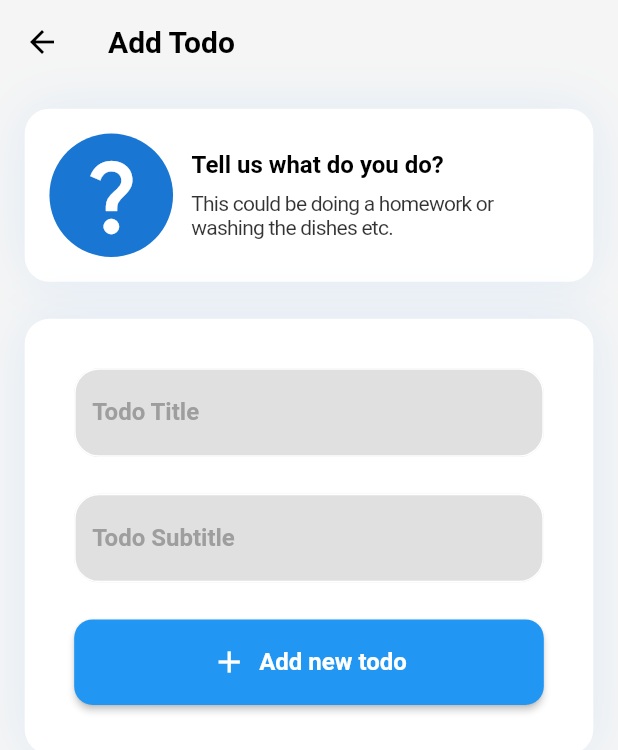
After one commit to akaanuzman/todo_app, a Flutter app: the AddTodoView screen opened directly, on a phone screen of 412 x 824 dp. The commit adds this screen. Shown: the top 750 px of the screen. Run offline on Flutter 3.47's test engine with Material 2 defaults, Android fonts, the phone set to English and light mode, and no system bars; our stand-ins replace animate_do, flutter_secure_storage, shimmer_animation; missing offline and left inert: async_button; accounts and stored records are empty; generated files the repository leaves out were written again.

Commit message:
add todo ui was complated.

```diff
--- a/assets/langs/app_en.arb
+++ b/assets/langs/app_en.arb
@@ -27,5 +27,10 @@
     "areYouSure": "Are you sure?",
     "logoutAlertContent": "You will be logged out of your session.\nAre u sure?",
     "yesButton": "YES",
-    "noButton": "NO"
+    "noButton": "NO",
+    "addTodoTitle": "Tell us what do you do?",
+    "addTodoSubtitle": "This could be doing a homework or washing the dishes etc.",
+    "todoTitleLabel": "Todo Title",
+    "todoSubtitleLabel": "Todo Subtitle",
+    "addNewTodoButton": "Add new todo"
 }
--- a/lib/products/views/common/navbar_view.dart
+++ b/lib/products/views/common/navbar_view.dart
@@ -6,9 +6,17 @@ import '../../../core/base/base_singleton.dart';
 import '../../../core/extensions/ui_extensions.dart';
 import '../../../uikit/decoration/special_container_decoration.dart';
 import '../../viewmodels/navbar_view_model.dart';
+import '../home/add_todo_view.dart';
 
 class NavbarView extends StatelessWidget with BaseSingleton {
   const NavbarView({super.key});
+
+  _goToAddTodoPage(BuildContext context) => Navigator.push(
+        context,
+        MaterialPageRoute(
+          builder: (context) => const AddTodoView(),
+        ),
+      );
 
   @override
   Widget build(BuildContext context) {
@@ -60,7 +68,7 @@ class NavbarView extends StatelessWidget with BaseSingleton {
   FloatingActionButton _fabButton(BuildContext context) {
     return FloatingActionButton(
       tooltip: AppLocalizations.of(context)!.addTodo,
-      onPressed: () {},
+      onPressed: () => _goToAddTodoPage(context),
       child: icons.addTodo,
     );
   }
--- /dev/null
+++ b/lib/products/views/home/add_todo_view.dart
@@ -0,0 +1,146 @@
+import 'package:animate_do/animate_do.dart';
+import 'package:flutter/material.dart';
+import 'package:flutter_gen/gen_l10n/app_localizations.dart';
+import 'package:todo_app/core/base/base_singleton.dart';
+import 'package:todo_app/core/extensions/ui_extensions.dart';
+import 'package:todo_app/uikit/button/special_button.dart';
+import 'package:todo_app/uikit/decoration/special_container_decoration.dart';
+import 'package:todo_app/uikit/textformfield/default_text_form_field.dart';
+
+class AddTodoView extends StatelessWidget with BaseSingleton {
+  const AddTodoView({super.key});
+
+  @override
+  Widget build(BuildContext context) {
+    return Scaffold(
+      appBar: AppBar(
+        title: _appBarTitle(context),
+      ),
+      body: FadeInLeft(
+        child: ListView(
+          padding: context.padding2x,
+          children: [
+            _descriptionsSection(context),
+            context.emptySizedHeightBox3x,
+            _fieldsAndAddTodoButtonContainer(context)
+          ],
+        ),
+      ),
+    );
+  }
+
+  FadeInRight _appBarTitle(BuildContext context) {
+    return FadeInRight(
+      child: Text(AppLocalizations.of(context)!.addTodo),
+    );
+  }
+
+  Container _descriptionsSection(BuildContext context) {
+    return Container(
+      padding: context.padding2x,
+      decoration: SpecialContainerDecoration(context: context),
+      child: Row(
+        children: [
+          _icon(context),
+          context.emptySizedWidthBox3x,
+          _todoDescriptions(context),
+        ],
+      ),
+    );
+  }
+
+  SizedBox _icon(BuildContext context) {
+    return SizedBox(
+      width: context.dynamicWidth(0.2),
+      height: context.dynamicWidth(0.2),
+      child: CircleAvatar(
+        child: Icon(
+          Icons.question_mark,
+          size: context.dynamicWidth(0.15),
+        ),
+      ),
+    );
+  }
+
+  Expanded _todoDescriptions(BuildContext context) {
+    return Expanded(
+      child: Column(
+        crossAxisAlignment: context.crossAxisAStart,
+        children: [
+          _todoDescription(context),
+          context.emptySizedHeightBox1x,
+          _todoDescriptionV2(context),
+        ],
+      ),
+    );
+  }
+
+  Text _todoDescription(BuildContext context) {
+    return Text(
+      AppLocalizations.of(context)!.addTodoTitle,
+      style: context.textTheme.subtitle1!.copyWith(
+        fontWeight: context.fw700,
+      ),
+    );
+  }
+
+  Text _todoDescriptionV2(BuildContext context) {
+    return Text(
+      AppLocalizations.of(context)!.addTodoSubtitle,
+      style: context.textTheme.subtitle2!.copyWith(
+        color: colors.black.withOpacity(0.8),
+      ),
+    );
+  }
+
+  Container _fieldsAndAddTodoButtonContainer(BuildContext context) {
+    return Container(
+      padding: context.padding4x,
+      decoration: SpecialContainerDecoration(context: context),
+      child: Column(
+        crossAxisAlignment: context.crossAxisAStart,
+        children: [
+          _todoTitleField(context),
+          context.emptySizedHeightBox3x,
+          _todoSubtitleField(context),
+          context.emptySizedHeightBox3x,
+          _addNewTodoButton(context)
+        ],
+      ),
+    );
+  }
+
+  DefaultTextFormField _todoTitleField(BuildContext context) {
+    bool filled = true;
+    return DefaultTextFormField(
+      filled: filled,
+      fillColor: colors.grey3,
+      context: context,
+      labelText: AppLocalizations.of(context)!.todoTitleLabel,
+    );
+  }
+
+  DefaultTextFormField _todoSubtitleField(BuildContext context) {
+    bool filled = true;
+    return DefaultTextFormField(
+      filled: filled,
+      fillColor: colors.grey3,
+      context: context,
+      labelText: AppLocalizations.of(context)!.todoSubtitleLabel,
+    );
+  }
+
+  SizedBox _addNewTodoButton(BuildContext context) {
+    bool isHasIcon = true;
+    return SizedBox(
+      width: context.maxFinite,
+      child: SpecialButton(
+        buttonLabel: AppLocalizations.of(context)!.addNewTodoButton,
+        borderRadius: context.borderRadius3x,
+        padding: context.padding2x,
+        isHasIcon: isHasIcon,
+        icon: Icons.add,
+      ),
+    );
+  }
+}
```
Also changed, not shown: pubspec.yaml (+0 -31 lines).
